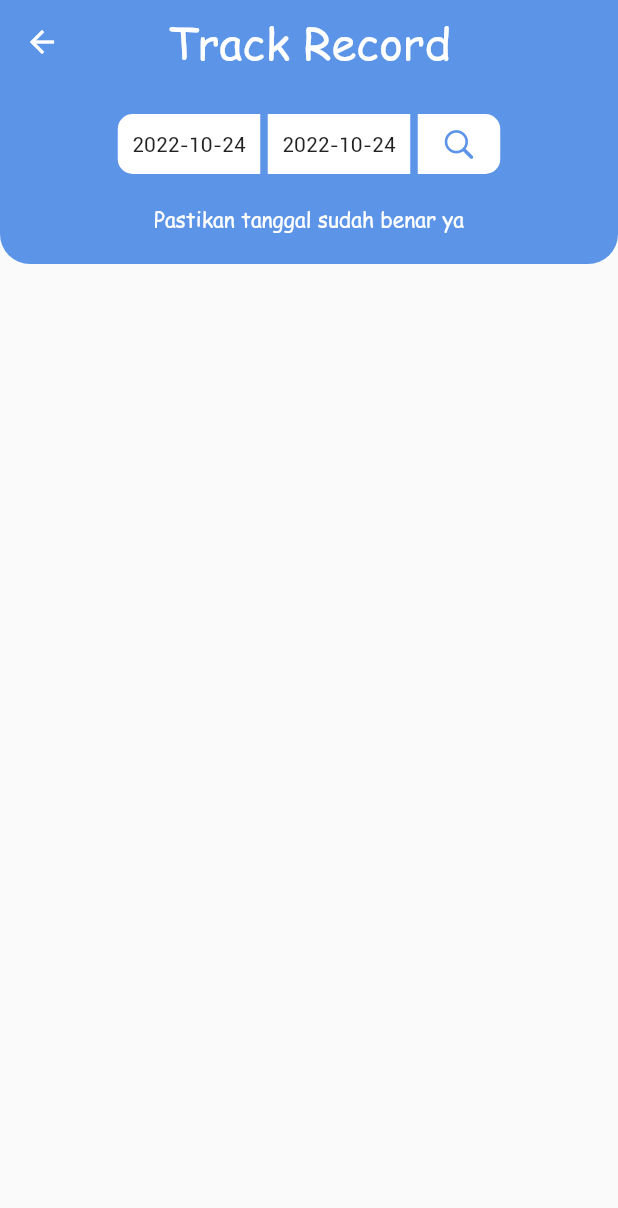
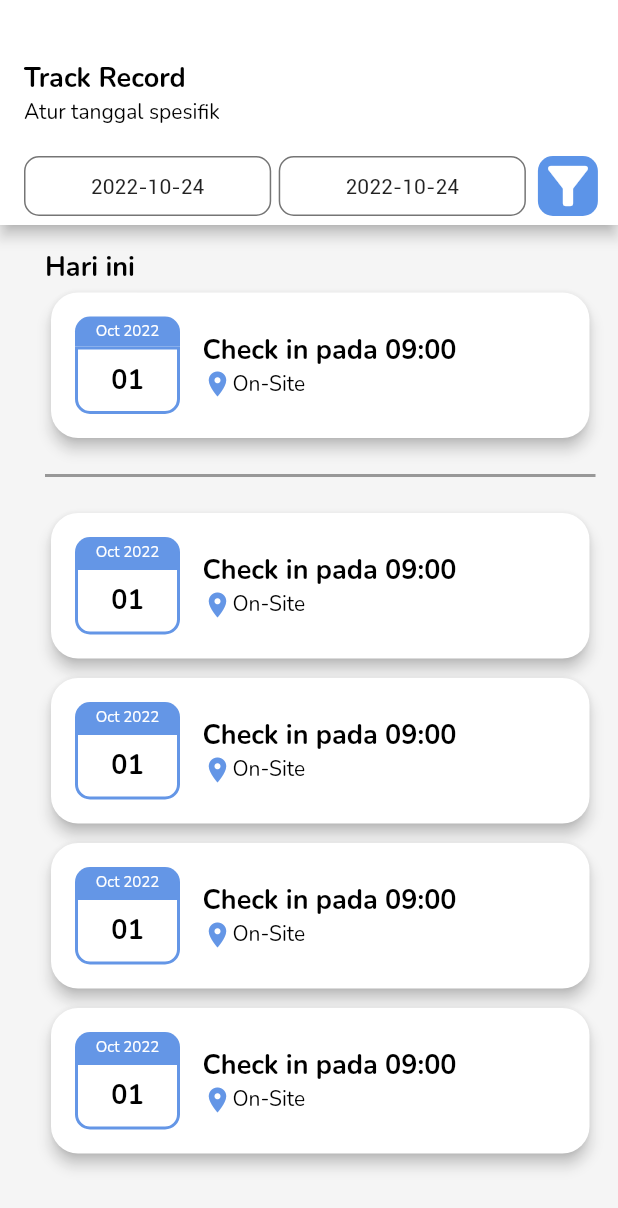
Before and after one commit to adhawiyana/Hybrid_Mobile_Presence, a Flutter app: the PageTrackrecord screen opened directly, on a phone screen of 412 x 824 dp. Shown: the top 1208 px of the screen. Run offline on Flutter 3.47's test engine with Material 2 defaults, Android fonts, the phone set to English and light mode, and no system bars; our stand-ins replace cached_network_image, device_info_plus, flutter_screenutil, flutter_svg, flutter_switch, get and 3 more; missing offline and left inert: device_information; accounts and stored records are empty; network calls fail.

Commit message:
track record page has been changed with new UI style

```diff
--- a/lib/features/track_record/page_trackrecord.dart
+++ b/lib/features/track_record/page_trackrecord.dart
@@ -5,7 +5,6 @@ import 'package:get/get.dart';
 import 'package:google_fonts/google_fonts.dart';
 import 'package:intl/intl.dart';
 import 'package:tester_app/features/track_record/controller_trackrecord.dart';
-import 'package:timeline_tile/timeline_tile.dart';
 
 class PageTrackrecord extends GetView<ControllerTrackrecord> {
   const PageTrackrecord({Key? key}) : super(key: key);
@@ -13,48 +12,51 @@ class PageTrackrecord extends GetView<ControllerTrackrecord> {
   @override
   Widget build(BuildContext context) {
     return Scaffold(
-      appBar: AppBar(
+      backgroundColor: Colors.grey.withOpacity(0.1),
+      appBar: PreferredSize(
+        preferredSize: const Size.fromHeight(150),
+        child: AppBar(
           centerTitle: true,
-        elevation: 0,
-        backgroundColor: const Color(0xff5C94E8),
-        title: const Text(
+          elevation: 4,
+          backgroundColor: Colors.white,
+          flexibleSpace: Container(
+            padding: const EdgeInsets.fromLTRB(16, 40, 0, 0),
+            child: Column(
+              crossAxisAlignment: CrossAxisAlignment.start,
+                children: <Widget>[
+                  Text(
                     'Track Record',
-          style: TextStyle(
-              fontSize: 30, color: Colors.white, fontFamily: 'ComicSans'),
+                    style: GoogleFonts.nunito(
+                        textStyle: const TextStyle(
+                            fontSize: 18,
+                            color: Colors.black,
+                            fontWeight: FontWeight.bold
+                        )
                     ),
                   ),
-      body: Obx(() => RefreshIndicator(
-        onRefresh: () async {
-          await Future.delayed(const Duration(seconds: 3));
-        },
-        child: Column(
-          children: <Widget>[
-            Container(
-              alignment: Alignment.center,
-              height: 120,
-              decoration: const BoxDecoration(
-                  color: Color(0xff5C94E8),
-                  borderRadius: BorderRadius.only(
-                    bottomRight: Radius.circular(20),
-                    bottomLeft: Radius.circular(20),
-                  )),
-              child: Column(
-                children: [
+                  Text(
+                    'Atur tanggal spesifik',
+                    style: GoogleFonts.nunito(
+                        textStyle: const TextStyle(
+                            fontSize: 14,
+                            color: Colors.black
+                        )
+                    ),
+                  ),
                   Row(
-                    mainAxisAlignment: MainAxisAlignment.center,
+                    mainAxisAlignment: MainAxisAlignment.start,
                     children: <Widget>[
                       GestureDetector(
                         onTap: () => controller.selectedDateOne(context),
                         child: Container(
                           height: 40,
-                          width: 95,
+                          width: Get.width * 0.4,
                           margin: const EdgeInsets.only(top: 20),
-                          decoration: const BoxDecoration(
-                              color: Colors.white,
-                              borderRadius: BorderRadius.only(
-                                bottomLeft: Radius.circular(10),
-                                topLeft: Radius.circular(10),
-                              )),
+                          decoration: BoxDecoration(
+                              color: Colors.transparent,
+                              border: Border.all(color: Colors.black54, width: 1),
+                              borderRadius: BorderRadius.circular(10)
+                          ),
                           alignment: Alignment.center,
                           child: Text(
                               DateFormat('yyyy-MM-dd').format(controller.date_one.value)
@@ -65,9 +67,13 @@ class PageTrackrecord extends GetView<ControllerTrackrecord> {
                         onTap: ()=> controller.selectedDateTwo(context),
                         child: Container(
                           margin: const EdgeInsets.only(left: 5, right: 5, top: 20),
-                          color: Colors.white,
+                          decoration: BoxDecoration(
+                              color: Colors.transparent,
+                              border: Border.all(color: Colors.black54, width: 1),
+                              borderRadius: BorderRadius.circular(10)
+                          ),
                           height: 40,
-                          width: 95,
+                          width: Get.width * 0.4,
                           alignment: Alignment.center,
                           child: Text(
                               DateFormat('yyyy-MM-dd').format(controller.date_two.value)
@@ -80,41 +86,34 @@ class PageTrackrecord extends GetView<ControllerTrackrecord> {
                           // Get.toNamed(Routes.detail_track_record);
                         },
                         child: Container(
-                          margin: const EdgeInsets.only(top: 20),
-                          height: 40,
-                          width: 55,
-                          decoration: const BoxDecoration(
-                              color: Colors.white,
-                              borderRadius: BorderRadius.only(
-                                bottomRight: Radius.circular(10),
-                                topRight: Radius.circular(10),
-                              )),
+                          margin: const EdgeInsets.only(top: 20, left: 3),
+                          decoration: BoxDecoration(
+                              color: const Color(0xff5C94E8),
+                              borderRadius: BorderRadius.circular(10)
+                          ),
                           alignment: Alignment.center,
                           child: const Icon(
-                            CupertinoIcons.search,
-                            color: Color(0xff5C94E8),
+                            Icons.filter_alt,
+                            color: Colors.white,
+                            size: 40,
                           ),
                         ),
                       )
                     ],
                   ),
-                  Container(
-                    margin: const EdgeInsets.only(top: 20),
-                    child: const Text(
-                      'Pastikan tanggal sudah benar ya',
-                      style: TextStyle(
-                          fontSize: 14,
-                          color: Colors.white,
-                          fontFamily: 'ComicSans'),
+                ]
             ),
           ),
-                ],
         ),
       ),
-            Expanded(
+      body: RefreshIndicator(
+        onRefresh: () async {
+          await Future.delayed(const Duration(seconds: 3));
+        },
+        child: Expanded(
             child: ListView.builder(
-                    itemCount: controller.trackRecordList.length,
-                    padding: EdgeInsets.only(left: 30, right: 15),
+                itemCount: 5,
+                padding: const EdgeInsets.only(left: 30, right: 15),
                 itemBuilder: (context, index)=>
                     GestureDetector(
                       onTap: ()=> Get.snackbar(
@@ -122,53 +121,130 @@ class PageTrackrecord extends GetView<ControllerTrackrecord> {
                           'This is just sample',
                           snackPosition: SnackPosition.BOTTOM
                       ),
-                          child: SizedBox(
-                            height: 140,
-                            child: TimelineTile(
-                              alignment: TimelineAlign.start,
-                              isFirst: index == 0 ? true : false,
-                              isLast: index == controller.trackRecordList.length -1 ? true : false,
-                              indicatorStyle: IndicatorStyle(
-                                  height: 12,
-                                  width: 12,
-                                  color: Color(0xff5C94E8)
-                              ),
-                              beforeLineStyle: LineStyle(
-                                  color: Color(0xff5C94E8),
-                                  thickness: 2
-                              ),
-                              endChild: Column(
+                      child: Container(
+                        margin: EdgeInsets.only(bottom: index == 0 ? 20 : 0),
+                        padding: EdgeInsets.only(bottom: index == 0 ? 20 : 5),
+                        decoration: index == 0 ? const BoxDecoration(
+                          border: Border(
+                            bottom: BorderSide(
+                              width: 2,
+                              color: Colors.black38
+                            )
+                          )
+                        ) : null,
+                        child: Column(
                           crossAxisAlignment: CrossAxisAlignment.start,
                           children: <Widget>[
-                                  Padding(
-                                    padding: const EdgeInsets.fromLTRB(10, 55, 0, 0),
+                            Visibility(
+                              visible: index == 0 ? true : false,
+                              child: Padding(
+                                padding: const EdgeInsets.only(top: 16),
                                 child: Text(
-                                      DateFormat('dd/MM/yyyy').format(controller.trackRecordList[index].date!),
-                                      style: GoogleFonts.comicNeue(
-                                          fontSize: index == 0 ? 20 : 16,
+                                  'Hari ini',
+                                  style: GoogleFonts.nunito(
+                                      textStyle: const TextStyle(
+                                          fontSize: 18,
+                                          color: Colors.black,
                                           fontWeight: FontWeight.bold
+                                      )
                                   ),
                                 ),
                               ),
-                                  Padding(
-                                    padding: const EdgeInsets.fromLTRB(10, 5, 60, 0),
+                            ),
+                            Card(
+                              elevation: 4,
+                              color: Colors.white,
+                              shape: RoundedRectangleBorder(
+                                borderRadius: BorderRadius.circular(18),
+                              ),
+                              child: Row(
+                                children: <Widget>[
+                                  Column(
+                                    children: <Widget>[
+                                      Container(
+                                        margin: const EdgeInsets.only(left: 16, top: 16),
+                                        width: 70,
+                                        height: 20,
+                                        alignment: Alignment.center,
+                                        decoration: const BoxDecoration(
+                                          color: Color(0xff6496E6),
+                                          borderRadius: BorderRadius.only(
+                                            topLeft: Radius.circular(10),
+                                            topRight: Radius.circular(10),
+                                          )
+                                        ),
                                         child: Text(
-                                      controller.trackRecordList[index].location ?? 'Unknown',
-                                      style: GoogleFonts.comicNeue(
-                                          fontSize: 16
+                                            'Oct 2022',
+                                          style: GoogleFonts.nunito(
+                                            color: Colors.white,
+                                            fontSize: 10
+                                          ),
+                                        ),
+                                      ),
+                                      Container(
+                                        margin: const EdgeInsets.only(left: 16, bottom: 16),
+                                        width: 70,
+                                        height: 45,
+                                        alignment: Alignment.center,
+                                        decoration: BoxDecoration(
+                                          color: Colors.transparent,
+                                          borderRadius: const BorderRadius.only(
+                                            bottomLeft: Radius.circular(10),
+                                            bottomRight: Radius.circular(10),
+                                          ),
+                                          border: Border.all(width: 2, color: const Color(0xff6496E6))
+                                        ),
+                                        child: Text(
+                                            '01',
+                                          style: GoogleFonts.nunito(
+                                            fontWeight: FontWeight.bold,
+                                            color: Colors.black,
+                                            fontSize: 18,
                                           ),
                                         ),
                                       ),
                                     ],
                                   ),
+                                  const SizedBox(width: 15),
+                                  Column(
+                                    crossAxisAlignment: CrossAxisAlignment.start,
+                                    children: <Widget>[
+                                      Text(
+                                          'Check in pada 09:00',
+                                        style: GoogleFonts.nunito(
+                                          fontWeight: FontWeight.bold,
+                                          color: Colors.black,
+                                          fontSize: 18
+                                        ),
+                                      ),
+                                      Row(
+                                        children: <Widget>[
+                                          const Icon(
+                                            Icons.location_on,
+                                            size: 20,
+                                            color: Color(0xff6496E6),
+                                          ),
+                                          Text(
+                                            'On-Site',
+                                            style: GoogleFonts.nunito(
+                                                color: Colors.black,
+                                                fontSize: 14
+                                            ),
+                                          ),
+                                        ],
+                                      )
+                                    ],
+                                  ),
+                                ],
+                              ),
+                            )
+                          ],
                         ),
                       ),
                     )
             )
         ),
-          ],
       ),
-      )),
     );
   }
 }
```
Lines whose indentation alone changed are shown as unchanged.
